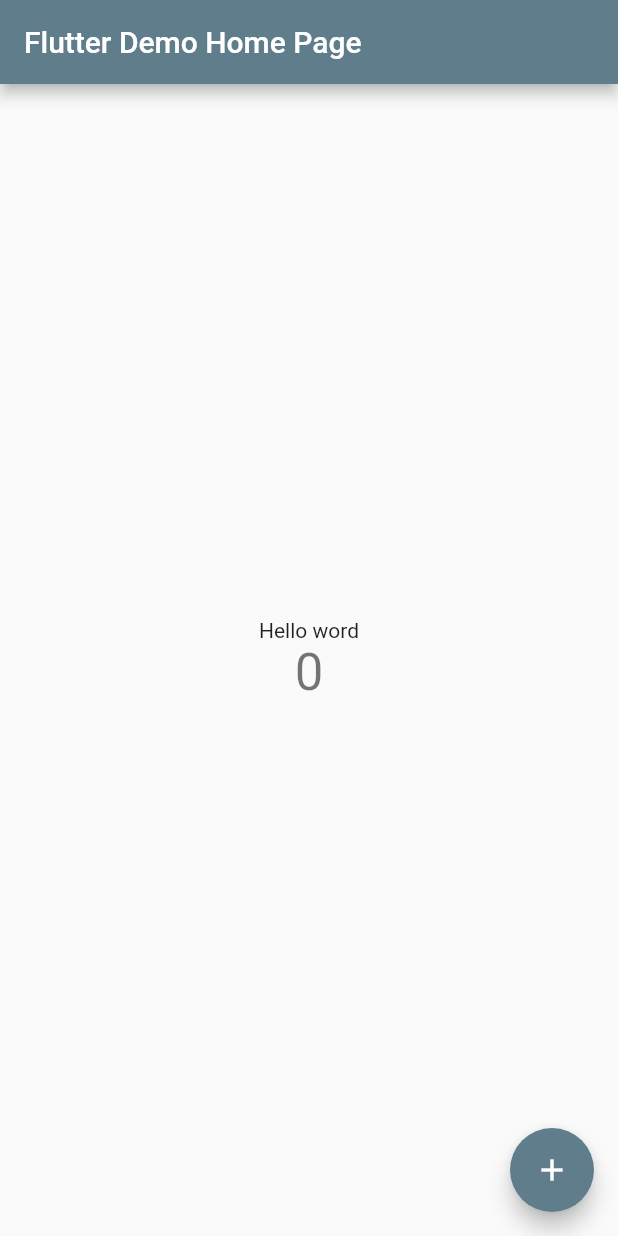
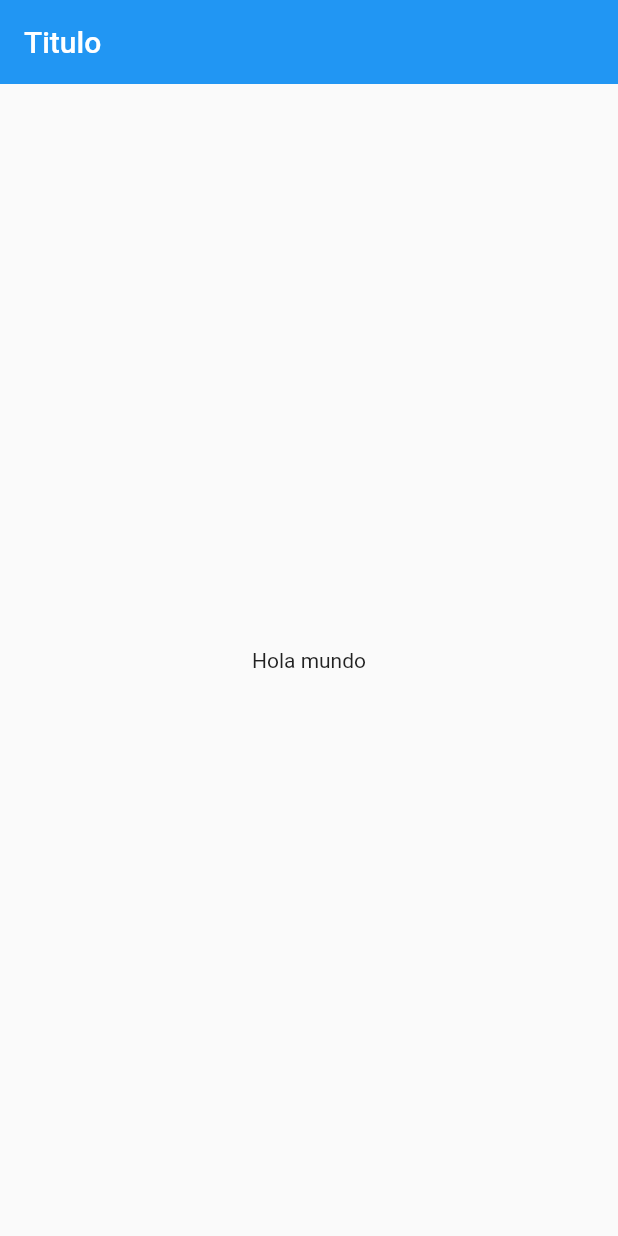
Before and after one commit to mario5698/S2AM, a Flutter app: the screen it shows after launch, on a phone screen of 412 x 824 dp. Run offline on Flutter 3.47's test engine with Material 2 defaults, Android fonts, the phone set to English and light mode, and no system bars.

Commit message:
Start programing on flutter

```diff
--- a/Code/my_app/lib/main.dart
+++ b/Code/my_app/lib/main.dart
@@ -1,61 +1,5 @@
 import 'package:flutter/material.dart';
 
+import 'src/app.dart';
+
 void main() => runApp(MyApp());
-
-class MyApp extends StatelessWidget {
-  @override
-  Widget build(BuildContext context) {
-    return MaterialApp(
-      title: 'Flutter Demo',
-      theme: ThemeData(
-        primarySwatch: Colors.blueGrey,
-        visualDensity: VisualDensity.adaptivePlatformDensity,
-      ),
-      home: MyHomePage(title: 'Flutter Demo Home Page'),
-    );
-  }
-}
-
-class MyHomePage extends StatefulWidget {
-  MyHomePage({Key key, this.title}) : super(key: key);
-  final String title;
-  @override
-  _MyHomePageState createState() => _MyHomePageState();
-}
-
-class _MyHomePageState extends State<MyHomePage> {
-  int _counter = 0;
-  void _incrementCounter() {
-    setState(() {
-      _counter++;
-    });
-  }
-
-  @override
-  Widget build(BuildContext context) {
-    return Scaffold(
-      appBar: AppBar(
-        title: Text(widget.title),
-      ),
-      body: Center(
-        child: Column(
-          mainAxisAlignment: MainAxisAlignment.center,
-          children: <Widget>[
-            Text(
-              'Hello word',
-            ),
-            Text(
-              '$_counter',
-              style: Theme.of(context).textTheme.headline4,
-            ),
-          ],
-        ),
-      ),
-      floatingActionButton: FloatingActionButton(
-        onPressed: _incrementCounter,
-        tooltip: 'Increment',
-        child: Icon(Icons.add),
-      ),
-    );
-  }
-}
--- /dev/null
+++ b/Code/my_app/lib/src/app.dart
@@ -0,0 +1,13 @@
+import 'package:flutter/material.dart';
+
+import 'pages/home_page.dart';
+
+class MyApp extends StatelessWidget {
+  @override
+  Widget build(context) {
+    return MaterialApp(
+        home: Center(
+      child: HomePage(),
+    ));
+  }
+}
--- /dev/null
+++ b/Code/my_app/lib/src/pages/home_page.dart
@@ -0,0 +1,16 @@
+import 'package:flutter/material.dart';
+
+class HomePage extends StatelessWidget {
+  @override
+  Widget build(BuildContext context) {
+    return Scaffold(
+      appBar: AppBar(
+        title: Text('Titulo'),
+        elevation: 0.0,
+      ),
+      body: Center(
+        child: Text('Hola mundo'),
+      ),
+    );
+  }
+}
```
Also changed, not shown: 1 other file.
